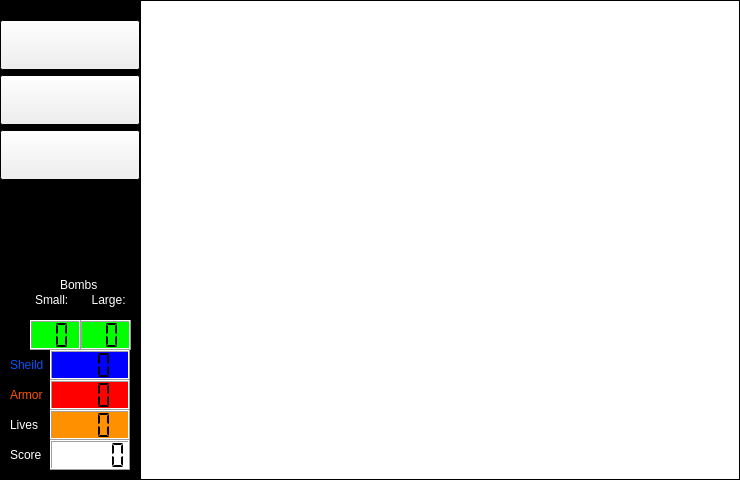
Egepi/3get33, file 3get33/3get33/MainUI/mainwindow.ui: the form before one commit.
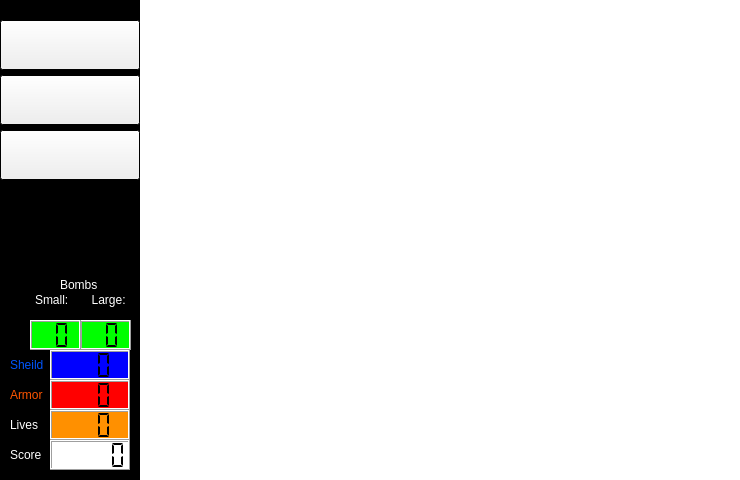
The form after the commit.

```diff
--- a/3get33/3get33/MainUI/mainwindow.ui
+++ b/3get33/3get33/MainUI/mainwindow.ui
@@ -10,6 +10,18 @@
     <height>480</height>
    </rect>
   </property>
+  <property name="minimumSize">
+   <size>
+    <width>740</width>
+    <height>480</height>
+   </size>
+  </property>
+  <property name="maximumSize">
+   <size>
+    <width>740</width>
+    <height>480</height>
+   </size>
+  </property>
   <property name="palette">
    <palette>
     <active>
@@ -90,6 +102,9 @@
       <height>480</height>
      </rect>
     </property>
+    <property name="frameShape">
+     <enum>QFrame::NoFrame</enum>
+    </property>
     <property name="verticalScrollBarPolicy">
      <enum>Qt::ScrollBarAlwaysOff</enum>
     </property>
```
